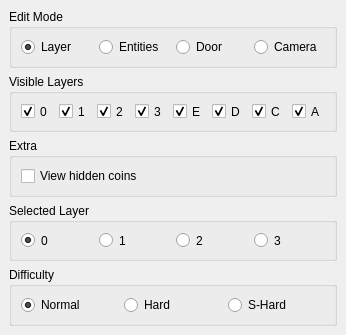
Before: the Qt Designer form DockWidget/EditModeDockWidget.ui in wario-land/WL4Editor, drawn with Qt 5.
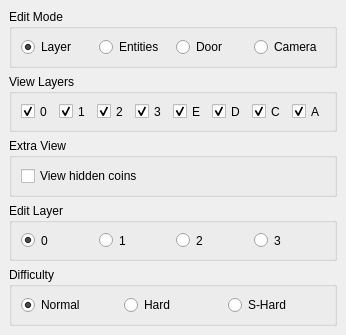
After: the same form once the commit is applied.

Commit message: Re-word groupboxes' titles in EditModeDockWidget

```diff
--- a/DockWidget/EditModeDockWidget.ui
+++ b/DockWidget/EditModeDockWidget.ui
@@ -100,7 +100,7 @@
        </size>
       </property>
       <property name="title">
-       <string>Visible Layers</string>
+       <string>View Layers</string>
       </property>
       <layout class="QGridLayout" name="gridLayout">
        <item row="0" column="0">
@@ -228,7 +228,7 @@
        </size>
       </property>
       <property name="title">
-       <string>Extra</string>
+       <string>Extra View</string>
       </property>
       <layout class="QVBoxLayout" name="verticalLayout_2">
        <item>
@@ -268,7 +268,7 @@
        </size>
       </property>
       <property name="title">
-       <string>Selected Layer</string>
+       <string>Edit Layer</string>
       </property>
       <layout class="QHBoxLayout" name="horizontalLayout_3">
        <item>
```
Left out of the diff: 2 changed lines with no effect on the pictures.
